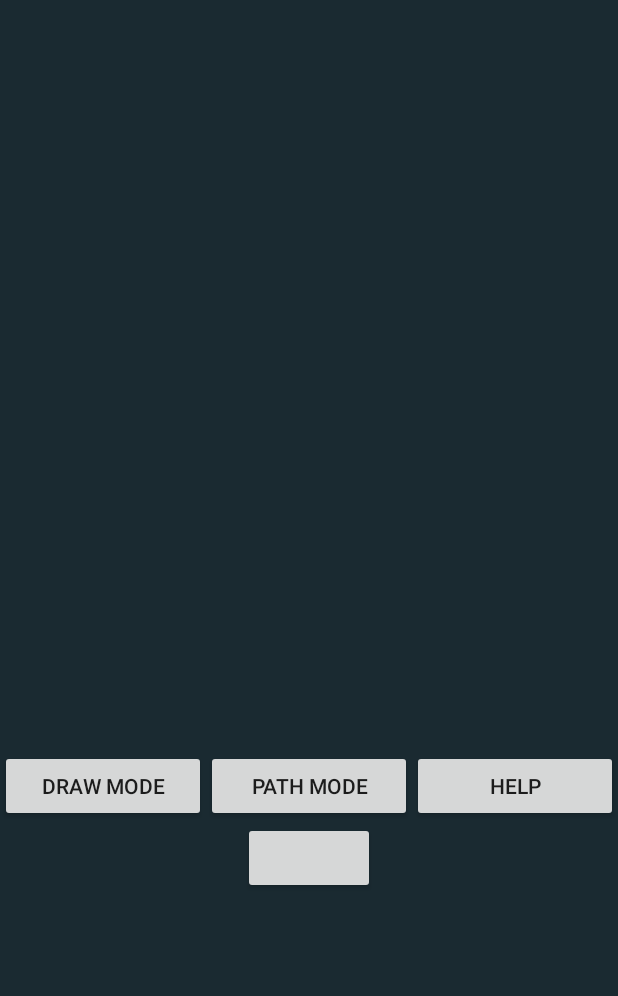
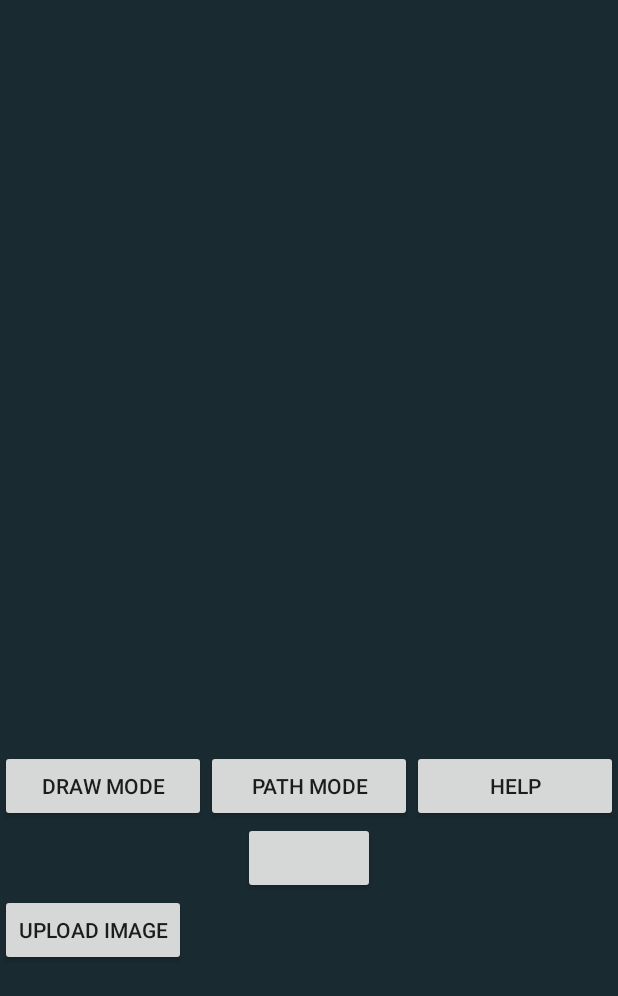
Before and after one commit to cjski/MapMaker, an Android app: the layout activity_main.xml on its own in the app's theme, with its tools: preview values and no code run, on a phone screen of 412 x 824 dp. Shown: the top 996 px of the screen. Run offline under Robolectric (Android 15) with nearby library versions, the phone set to English and light mode, and no system bars.

Commit message:
Upload Image/Open Gallery Button Feature

```diff
--- a/app/src/main/res/layout/activity_main.xml
+++ b/app/src/main/res/layout/activity_main.xml
@@ -52,5 +52,10 @@
         android:layout_height="wrap_content"
         android:layout_gravity="center"
         android:id="@+id/end_path_button" />
+    <Button
+        android:layout_width="wrap_content"
+        android:layout_height="wrap_content"
+        android:text="Upload Image"
+        android:id="@+id/upload_image_button"/>
 
 </LinearLayout>
```
Also changed, not shown: app/src/main/java/JanowskiLuoYabut/HackTheNorth/MapMaker/MainActivity.java (+37 -2 lines).
